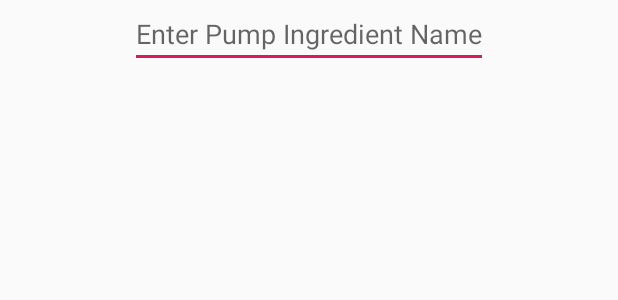
After one commit to sagarp-patel/Bartender, an Android app: the layout dialog_pump_ingredient.xml on its own in the app's theme, with its tools: preview values and no code run, on a phone screen of 412 x 824 dp. The commit adds this screen. Shown: the top 300 px of the screen. Run offline under Robolectric (Android 15) with nearby library versions, the phone set to English and light mode, and no system bars.

Commit message:
Finished Pump Configuration Fragment

```diff
--- /dev/null
+++ b/Android_App/MySmartBartender/app/src/main/res/layout/dialog_pump_ingredient.xml
@@ -0,0 +1,18 @@
+<?xml version="1.0" encoding="utf-8"?>
+<android.support.constraint.ConstraintLayout
+        xmlns:android="http://schemas.android.com/apk/res/android"
+        android:layout_width="match_parent"
+        android:layout_height="match_parent"
+        xmlns:app="http://schemas.android.com/apk/res-auto">
+
+    <EditText
+            android:layout_width="wrap_content"
+            android:layout_height="wrap_content"
+            android:hint="Enter Pump Ingredient Name"
+            android:id="@+id/pump_edittext"
+            app:layout_constraintRight_toRightOf="parent"
+            app:layout_constraintLeft_toLeftOf="parent"
+            app:layout_constraintTop_toTopOf="parent"
+    />
+
+</android.support.constraint.ConstraintLayout>
--- a/Android_App/MySmartBartender/app/src/main/res/layout/fragment_pump__config.xml
+++ b/Android_App/MySmartBartender/app/src/main/res/layout/fragment_pump__config.xml
@@ -38,7 +38,6 @@
                 android:layout_height="wrap_content"
                 android:layout_gravity="end|bottom"
                 android:src="@drawable/ic_looks_one_black_24dp"
-                android:onClick="pumpConfig"
                 app:useCompatPadding="true"
                 app:elevation="0dp"
                 app:backgroundTint="@null"
```
Also changed, not shown: Android_App/MySmartBartender/app/src/main/java/com/sagarpatel/mysmartbartender/Dialog_Pump_Ingredient.kt (added, +72 -0 lines), Android_App/MySmartBartender/app/src/main/java/com/sagarpatel/mysmartbartender/MainActivity.kt (+52 -4 lines), Android_App/MySmartBartender/app/src/main/java/com/sagarpatel/mysmartbartender/Pump_Config.kt (+63 -5 lines).
